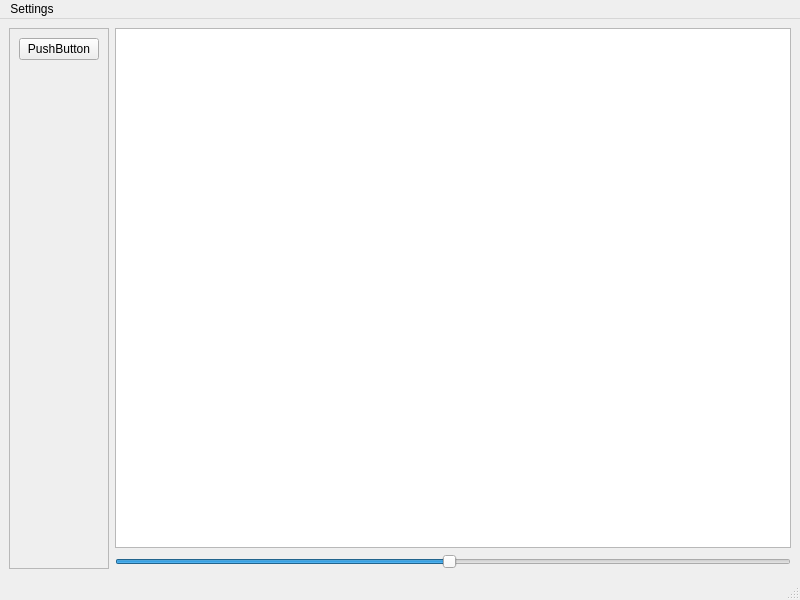
Above: mainwindow.ui from AstrocatApp/AstrocatApp before the change. Below: the same form after it.
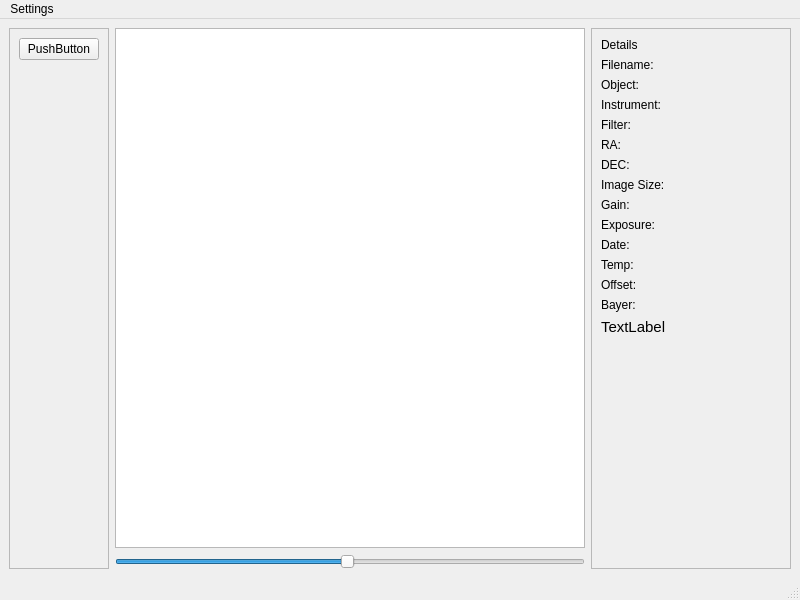
That is the form after the change.

Commit message: Added file details view

```diff
--- a/mainwindow.ui
+++ b/mainwindow.ui
@@ -86,6 +86,237 @@
       </item>
      </layout>
     </item>
+    <item>
+     <widget class="QFrame" name="detailsFrame">
+      <property name="minimumSize">
+       <size>
+        <width>200</width>
+        <height>0</height>
+       </size>
+      </property>
+      <property name="maximumSize">
+       <size>
+        <width>200</width>
+        <height>16777215</height>
+       </size>
+      </property>
+      <property name="frameShape">
+       <enum>QFrame::StyledPanel</enum>
+      </property>
+      <property name="frameShadow">
+       <enum>QFrame::Raised</enum>
+      </property>
+      <layout class="QFormLayout" name="formLayout">
+       <property name="labelAlignment">
+        <set>Qt::AlignLeading|Qt::AlignLeft|Qt::AlignVCenter</set>
+       </property>
+       <item row="0" column="0">
+        <widget class="QLabel" name="label">
+         <property name="text">
+          <string>Details</string>
+         </property>
+        </widget>
+       </item>
+       <item row="1" column="0">
+        <widget class="QLabel" name="label_10">
+         <property name="text">
+          <string>Filename:</string>
+         </property>
+        </widget>
+       </item>
+       <item row="1" column="1">
+        <widget class="QLabel" name="filenameLabel">
+         <property name="text">
+          <string/>
+         </property>
+        </widget>
+       </item>
+       <item row="2" column="0">
+        <widget class="QLabel" name="label_2">
+         <property name="text">
+          <string>Object:</string>
+         </property>
+        </widget>
+       </item>
+       <item row="2" column="1">
+        <widget class="QLabel" name="objectLabel">
+         <property name="text">
+          <string/>
+         </property>
+        </widget>
+       </item>
+       <item row="3" column="0">
+        <widget class="QLabel" name="label_3">
+         <property name="text">
+          <string>Instrument:</string>
+         </property>
+        </widget>
+       </item>
+       <item row="3" column="1">
+        <widget class="QLabel" name="insturmentLabel">
+         <property name="text">
+          <string/>
+         </property>
+        </widget>
+       </item>
+       <item row="4" column="0">
+        <widget class="QLabel" name="label_4">
+         <property name="text">
+          <string>Filter:</string>
+         </property>
+        </widget>
+       </item>
+       <item row="4" column="1">
+        <widget class="QLabel" name="filterLabel">
+         <property name="text">
+          <string/>
+         </property>
+        </widget>
+       </item>
+       <item row="5" column="0">
+        <widget class="QLabel" name="label_8">
+         <property name="text">
+          <string>RA:</string>
+         </property>
+        </widget>
+       </item>
+       <item row="5" column="1">
+        <widget class="QLabel" name="raLabel">
+         <property name="text">
+          <string/>
+         </property>
+        </widget>
+       </item>
+       <item row="6" column="0">
+        <widget class="QLabel" name="label_12">
+         <property name="text">
+          <string>DEC:</string>
+         </property>
+        </widget>
+       </item>
+       <item row="6" column="1">
+        <widget class="QLabel" name="decLabel">
+         <property name="text">
+          <string/>
+         </property>
+        </widget>
+       </item>
+       <item row="7" column="0">
+        <widget class="QLabel" name="label_14">
+         <property name="text">
+          <string>Image Size:</string>
+         </property>
+        </widget>
+       </item>
+       <item row="7" column="1">
+        <widget class="QLabel" name="imagesizeLabel">
+         <property name="text">
+          <string/>
+         </property>
+        </widget>
+       </item>
+       <item row="8" column="0">
+        <widget class="QLabel" name="label_16">
+         <property name="text">
+          <string>Gain:</string>
+         </property>
+        </widget>
+       </item>
+       <item row="8" column="1">
+        <widget class="QLabel" name="gainLabel">
+         <property name="text">
+          <string/>
+         </property>
+        </widget>
+       </item>
+       <item row="9" column="0">
+        <widget class="QLabel" name="label_18">
+         <property name="text">
+          <string>Exposure:</string>
+         </property>
+        </widget>
+       </item>
+       <item row="9" column="1">
+        <widget class="QLabel" name="exposureLabel">
+         <property name="text">
+          <string/>
+         </property>
+        </widget>
+       </item>
+       <item row="10" column="0">
+        <widget class="QLabel" name="label_20">
+         <property name="text">
+          <string>Date:</string>
+         </property>
+        </widget>
+       </item>
+       <item row="10" column="1">
+        <widget class="QLabel" name="dateLabel">
+         <property name="text">
+          <string/>
+         </property>
+        </widget>
+       </item>
+       <item row="11" column="0">
+        <widget class="QLabel" name="label_22">
+         <property name="text">
+          <string>Temp:</string>
+         </property>
+        </widget>
+       </item>
+       <item row="11" column="1">
+        <widget class="QLabel" name="temperatureLabel">
+         <property name="text">
+          <string/>
+         </property>
+        </widget>
+       </item>
+       <item row="12" column="0">
+        <widget class="QLabel" name="label_24">
+         <property name="text">
+          <string>Offset:</string>
+         </property>
+        </widget>
+       </item>
+       <item row="12" column="1">
+        <widget class="QLabel" name="offsetLabel">
+         <property name="text">
+          <string/>
+         </property>
+        </widget>
+       </item>
+       <item row="13" column="0">
+        <widget class="QLabel" name="label_26">
+         <property name="text">
+          <string>Bayer:</string>
+         </property>
+        </widget>
+       </item>
+       <item row="13" column="1">
+        <widget class="QLabel" name="bayerpatternLabel">
+         <property name="text">
+          <string/>
+         </property>
+        </widget>
+       </item>
+       <item row="14" column="0" colspan="2">
+        <widget class="QLabel" name="fullPathLabel">
+         <property name="font">
+          <font>
+           <pointsize>11</pointsize>
+          </font>
+         </property>
+         <property name="text">
+          <string>TextLabel</string>
+         </property>
+         <property name="wordWrap">
+          <bool>true</bool>
+         </property>
+        </widget>
+       </item>
+      </layout>
+     </widget>
+    </item>
    </layout>
   </widget>
   <widget class="QMenuBar" name="menubar">
```
Left out of the diff: 11 changed lines with no effect on the pictures. The commit also changes 4 other files.
